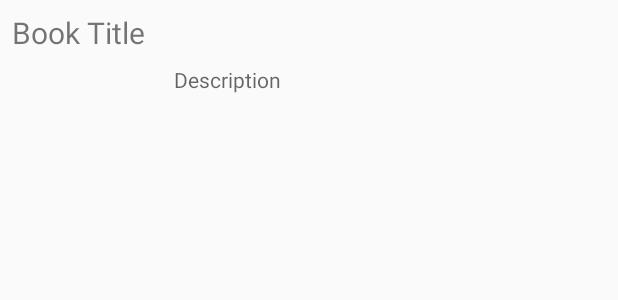
After one commit to yavgn/STUD, an Android app: the layout library_row.xml on its own in the app's theme, with its tools: preview values and no code run, on a phone screen of 412 x 824 dp. The commit adds this screen. Shown: the top 300 px of the screen. Run offline under Robolectric (Android 15) with nearby library versions, the phone set to English and light mode, and no system bars.

Commit message:
Library Search
Uses EditText and ListView. Currently no DB connection

```diff
--- a/Studmaster/app/src/main/AndroidManifest.xml
+++ b/Studmaster/app/src/main/AndroidManifest.xml
@@ -24,6 +24,7 @@
         <activity
             android:name=".activities.LandingActivity"
             android:screenOrientation="portrait" />
+        <activity android:name=".activities.LibraryActivity"></activity>
     </application>
 
 </manifest>
--- a/Studmaster/app/src/main/java/fck2068/example/loginpage/activities/LoginActivity.java
+++ b/Studmaster/app/src/main/java/fck2068/example/loginpage/activities/LoginActivity.java
@@ -1,7 +1,6 @@
 package fck2068.example.loginpage.activities;
 
 import android.content.Intent;
-import android.content.SharedPreferences;
 import android.support.design.widget.Snackbar;
 import android.support.design.widget.TextInputEditText;
 import android.support.design.widget.TextInputLayout;
@@ -39,7 +38,7 @@ public class LoginActivity extends AppCompatActivity implements View.OnClickList
     @Override
     protected void onCreate(Bundle savedInstanceState) {
         super.onCreate(savedInstanceState);
-        setContentView(R.layout.activity_login);
+        setContentView(R.layout.login_activity);
         getSupportActionBar().hide();
         session = new Session(this);
 
--- a/Studmaster/app/src/main/java/fck2068/example/loginpage/activities/RegisterActivity.java
+++ b/Studmaster/app/src/main/java/fck2068/example/loginpage/activities/RegisterActivity.java
@@ -1,6 +1,5 @@
 package fck2068.example.loginpage.activities;
 
-import android.content.Intent;
 import android.support.design.widget.Snackbar;
 import android.support.design.widget.TextInputEditText;
 import android.support.design.widget.TextInputLayout;
@@ -10,11 +9,8 @@ import android.os.Bundle;
 import android.support.v7.widget.AppCompatButton;
 import android.support.v7.widget.AppCompatTextView;
 import android.view.View;
-import android.widget.Button;
-import android.widget.TextView;
 
 import fck2068.example.loginpage.R;
-import fck2068.example.loginpage.activities.LoginActivity;
 import fck2068.example.loginpage.helper.InputValidation;
 import fck2068.example.loginpage.model.User;
 import fck2068.example.loginpage.sql.DatabaseHelper;
@@ -45,7 +41,7 @@ public class RegisterActivity extends AppCompatActivity implements View.OnClickL
     @Override
     protected void onCreate(Bundle savedInstanceState){
         super.onCreate(savedInstanceState);
-        setContentView(R.layout.activity_register);
+        setContentView(R.layout.register_activity);
         getSupportActionBar().hide();
 
         initViews();
--- /dev/null
+++ b/Studmaster/app/src/main/res/layout/library_row.xml
@@ -0,0 +1,49 @@
+<?xml version="1.0" encoding="utf-8"?>
+<android.support.constraint.ConstraintLayout xmlns:android="http://schemas.android.com/apk/res/android"
+    xmlns:app="http://schemas.android.com/apk/res-auto"
+    xmlns:tools="http://schemas.android.com/tools"
+    android:orientation="vertical" android:layout_width="match_parent"
+    android:layout_height="match_parent">
+
+    <TextView
+        android:id="@+id/bookTitle"
+        android:layout_width="match_parent"
+        android:layout_height="wrap_content"
+        android:layout_marginStart="8dp"
+        android:layout_marginTop="8dp"
+        android:layout_marginEnd="8dp"
+        android:text="Book Title"
+        android:textSize="20sp"
+        app:layout_constraintEnd_toEndOf="parent"
+        app:layout_constraintStart_toStartOf="parent"
+        app:layout_constraintTop_toTopOf="parent" />
+
+    <ImageView
+        android:id="@+id/bookImage"
+        android:layout_width="100dp"
+        android:layout_height="120dp"
+        android:layout_marginStart="8dp"
+        android:layout_marginTop="8dp"
+        android:layout_marginBottom="8dp"
+        app:layout_constraintBottom_toBottomOf="parent"
+        app:layout_constraintStart_toStartOf="parent"
+        app:layout_constraintTop_toBottomOf="@+id/bookTitle"
+        app:layout_constraintVertical_bias="0.0" />
+
+    <TextView
+        android:id="@+id/bookDescription"
+        android:layout_width="257dp"
+        android:layout_height="114dp"
+        android:layout_marginStart="8dp"
+        android:layout_marginTop="8dp"
+        android:layout_marginEnd="8dp"
+        android:layout_marginBottom="8dp"
+        android:hint="Description"
+        app:layout_constraintBottom_toBottomOf="parent"
+        app:layout_constraintEnd_toEndOf="parent"
+        app:layout_constraintHorizontal_bias="0.0"
+        app:layout_constraintStart_toEndOf="@+id/bookImage"
+        app:layout_constraintTop_toBottomOf="@+id/bookTitle"
+        app:layout_constraintVertical_bias="0.0" />
+
+</android.support.constraint.ConstraintLayout>
--- a/Studmaster/build.gradle
+++ b/Studmaster/build.gradle
@@ -7,7 +7,7 @@ buildscript {
         jcenter()
     }
     dependencies {
-        classpath 'com.android.tools.build:gradle:3.1.4'
+        classpath 'com.android.tools.build:gradle:3.2.0'
 
 
         // NOTE: Do not place your application dependencies here; they belong
```
Also changed, not shown: Studmaster/app/src/main/java/fck2068/example/loginpage/activities/LandingActivity.java (+3 -10 lines), Studmaster/app/src/main/java/fck2068/example/loginpage/activities/LibraryActivity.java (added, +15 -0 lines), Studmaster/app/src/main/res/layout/library_activity.xml (added, +24 -0 lines), Studmaster/app/src/main/res/drawable/hr_book.png (added), Studmaster/app/src/main/res/drawable/java_book.png (added), Studmaster/app/src/main/res/drawable/php_book.png (added), Studmaster/app/src/main/res/drawable/pm_book.png (added), Studmaster/app/src/main/res/layout/landing_activity.xml (renamed from Studmaster/app/src/main/res/layout/activity_landing.xml), Studmaster/app/src/main/res/layout/landing_row.xml (renamed from Studmaster/app/src/main/res/layout/row.xml), Studmaster/app/src/main/res/layout/login_activity.xml (renamed from Studmaster/app/src/main/res/layout/activity_login.xml), Studmaster/app/src/main/res/layout/register_activity.xml (renamed from Studmaster/app/src/main/res/layout/activity_register.xml), Studmaster/gradle/wrapper/gradle-wrapper.properties.
